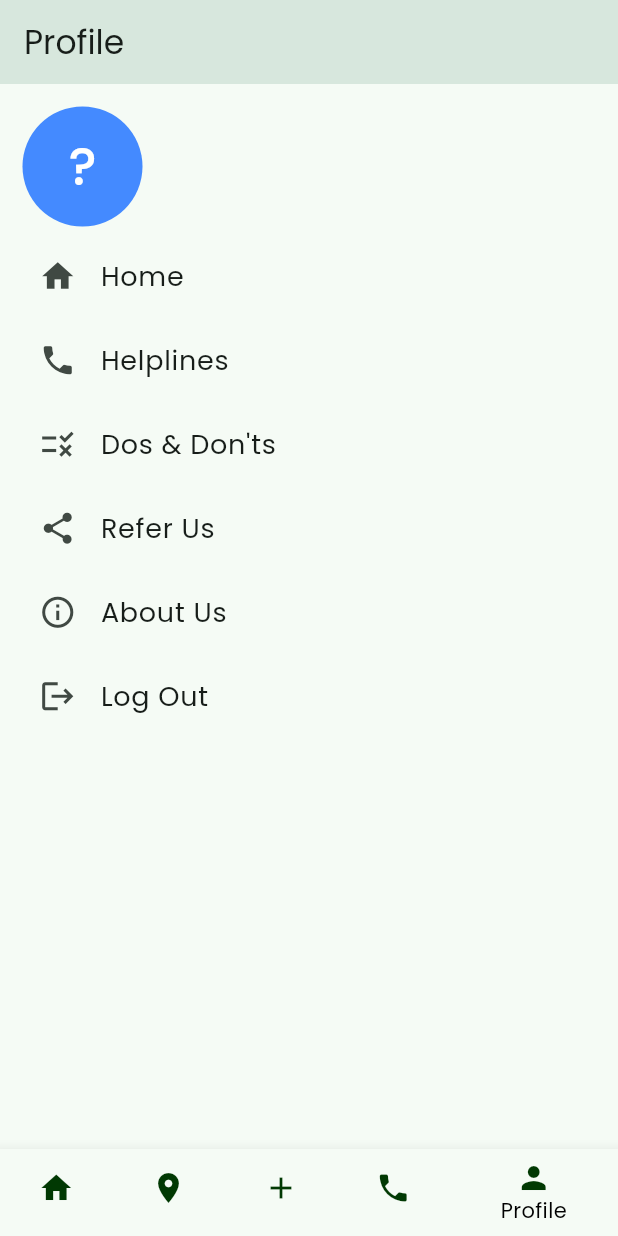
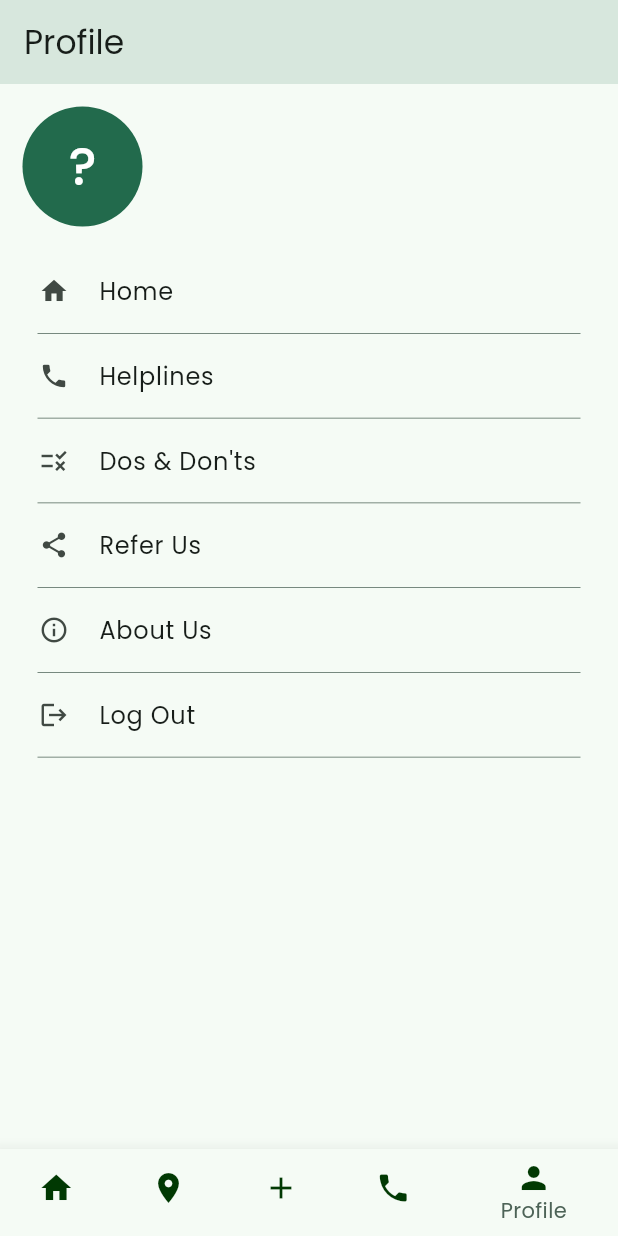
Before and after one commit to VishalRChaudhari/Disaster-, a Flutter app: the screen it shows once a user with an empty profile is signed in, item 5 of the bottom bar chosen, on a phone screen of 412 x 824 dp. Run offline on Flutter 3.47's test engine with Material 3 defaults, Android fonts, the light colour scheme and no system bars; our stand-ins replace cloud_firestore, firebase_auth, firebase_core, flutter_map, font_awesome_flutter, geocoding and 6 more; accounts and stored records are empty; network calls fail.

Commit message:
UI changes in profile and search bar in each page

```diff
--- a/lib/Screens/home.dart
+++ b/lib/Screens/home.dart
@@ -1,9 +1,9 @@
 import 'package:disastermanagement/Screens/notifications_screen.dart';
-import 'package:disastermanagement/Screens/register_page.dart';
+import 'package:disastermanagement/Screens/disaster_register.dart';
 import 'package:disastermanagement/Screens/map_screen.dart';
 import 'package:disastermanagement/Widgets/disaster_page.dart';
-import 'package:disastermanagement/Widgets/helpline_card.dart';
-import 'package:disastermanagement/Widgets/profile.dart';
+import 'package:disastermanagement/Screens/helpline.dart';
+import 'package:disastermanagement/Screens/profile.dart';
 
 import 'package:flutter/material.dart';
 
@@ -42,7 +42,9 @@ class _HomePage extends State<HomePage> {
       //helpline contacts list
       title = 'Helpline Contact ';
       content = const Center(
-        child: SingleChildScrollView(child: HelpCard()),
+        child: SingleChildScrollView(
+          child: HelpCard(),
+        ),
       );
     }
     if (currentIndex == 4) {
@@ -54,6 +56,7 @@ class _HomePage extends State<HomePage> {
     }
 
     return Scaffold(
+      backgroundColor : Theme.of(context).colorScheme.background,
       appBar: AppBar(
         title: Text(title),
         elevation: 50,
@@ -69,8 +72,10 @@ class _HomePage extends State<HomePage> {
             ),
         ],
       ),
+
       bottomNavigationBar: BottomNavigationBar(
-        fixedColor: Colors.black,
+        elevation: 10,
+        fixedColor: Theme.of(context).colorScheme.secondary,
         onTap: (value) {
           setState(() {
             currentIndex = value;
--- a/lib/Widgets/profile.dart
+++ b/lib/Screens/profile.dart
@@ -2,10 +2,11 @@ import 'package:cloud_firestore/cloud_firestore.dart';
 import 'package:disastermanagement/Screens/about_us.dart';
 import 'package:disastermanagement/Screens/home.dart';
 import 'package:disastermanagement/Screens/refer_us.dart';
-import 'package:disastermanagement/Widgets/helpline_card.dart';
+import 'package:disastermanagement/Screens/helpline.dart';
 import 'package:disastermanagement/data/profile_data.dart';
 import 'package:firebase_auth/firebase_auth.dart';
 import 'package:flutter/material.dart';
+import 'package:font_awesome_flutter/font_awesome_flutter.dart';
 
 class ProfilePage extends StatefulWidget {
   const ProfilePage({super.key});
@@ -94,7 +95,8 @@ class _ProfilePageState extends State<ProfilePage> {
                             //avatar
                             CircleAvatar(
                               radius: 40,
-                              backgroundColor: Colors.blueAccent,
+                              backgroundColor:
+                                  Theme.of(context).colorScheme.primary,
                               child: Text(
                                 userData!['name'] != null &&
                                         userData!['name'].isNotEmpty
@@ -106,6 +108,7 @@ class _ProfilePageState extends State<ProfilePage> {
                                 ),
                               ),
                             ),
+
                             const SizedBox(
                               width: 15,
                             ),
@@ -134,6 +137,7 @@ class _ProfilePageState extends State<ProfilePage> {
           padding: const EdgeInsets.only(left: 10, top: 5, right: 10),
           child: Column(
             children: [
+              const SizedBox(height: 10),
               ListTile(
                 onTap: () {
                   Navigator.of(context).pushReplacement(
@@ -144,14 +148,21 @@ class _ProfilePageState extends State<ProfilePage> {
                 },
                 leading: Icon(
                   Icons.home,
-                  size: 25,
+                  size: 20,
                 ),
                 title: Text(
                   'Home',
                   style: TextStyle(
-                    fontSize: 18,
+                    fontSize: 16,
                   ),
                 ),
+              ),
+              Divider(
+                height: 0.5,
+                indent: 15,
+                endIndent: 15,
+                color: Theme.of(context).colorScheme.secondary,
+                thickness: 0.5,
               ),
               ListTile(
                 onTap: () {
@@ -169,26 +180,40 @@ class _ProfilePageState extends State<ProfilePage> {
                 },
                 leading: Icon(
                   Icons.phone,
-                  size: 25,
+                  size: 20,
                 ),
                 title: Text(
                   'Helplines',
                   style: TextStyle(
-                    fontSize: 18,
+                    fontSize: 16,
                   ),
                 ),
+              ),
+              Divider(
+                height: 0.5,
+                indent: 15,
+                endIndent: 15,
+                color: Theme.of(context).colorScheme.secondary,
+                thickness: 0.5,
               ),
               ListTile(
                 leading: Icon(
                   Icons.rule,
-                  size: 25,
+                  size: 20,
                 ),
                 title: Text(
                   "Dos & Don'ts",
                   style: TextStyle(
-                    fontSize: 18,
+                    fontSize: 16,
                   ),
                 ),
+              ),
+              Divider(
+                height: 0.5,
+                indent: 15,
+                endIndent: 15,
+                color: Theme.of(context).colorScheme.secondary,
+                thickness: 0.5,
               ),
               ListTile(
                 onTap: () {
@@ -200,14 +225,21 @@ class _ProfilePageState extends State<ProfilePage> {
                 },
                 leading: Icon(
                   Icons.share,
-                  size: 25,
+                  size: 20,
                 ),
                 title: Text(
                   'Refer Us',
                   style: TextStyle(
-                    fontSize: 18,
+                    fontSize: 16,
                   ),
                 ),
+              ),
+              Divider(
+                height: 0.5,
+                indent: 15,
+                endIndent: 15,
+                color: Theme.of(context).colorScheme.secondary,
+                thickness: 0.5,
               ),
               ListTile(
                 onTap: () {
@@ -219,29 +251,43 @@ class _ProfilePageState extends State<ProfilePage> {
                 },
                 leading: Icon(
                   Icons.info_outline,
-                  size: 25,
+                  size: 20,
                 ),
                 title: Text(
                   'About Us',
                   style: TextStyle(
-                    fontSize: 18,
+                    fontSize: 16,
                   ),
                 ),
+              ),
+              Divider(
+                height: 0.5,
+                indent: 15,
+                endIndent: 15,
+                color: Theme.of(context).colorScheme.secondary,
+                thickness: 0.5,
               ),
               ListTile(
                 leading: Icon(
                   Icons.logout,
-                  size: 25,
+                  size: 20,
                 ),
                 title: Text(
                   'Log Out',
                   style: TextStyle(
-                    fontSize: 18,
+                    fontSize: 16,
                   ),
                 ),
                 onTap: () {
                   FirebaseAuth.instance.signOut();
                 },
+              ),
+              Divider(
+                height: 0.5,
+                indent: 15,
+                endIndent: 15,
+                color: Theme.of(context).colorScheme.secondary,
+                thickness: 0.5,
               ),
             ],
           ),
--- a/lib/Widgets/WeatherCard.dart
+++ b/lib/Widgets/WeatherCard.dart
@@ -32,7 +32,7 @@ class _WeatherCardState extends State<WeatherCard> {
       height: 150,
       width: double.infinity,
       child: Card(
-        elevation: 1,
+
         shape: RoundedRectangleBorder(
           borderRadius: BorderRadius.circular(15),
         ),
```
Also changed, not shown: lib/Screens/helpline.dart (renamed from lib/Widgets/helpline_card.dart, +3 -12 lines), lib/Screens/map_screen.dart (+8 -18 lines), lib/Widgets/disaster_page.dart (+4 -18 lines), lib/Widgets/helplinecard.dart (+9 -8 lines), lib/Widgets/search.dart (+17 -45 lines), lib/Screens/disaster_register.dart (renamed from lib/Screens/register_page.dart).
